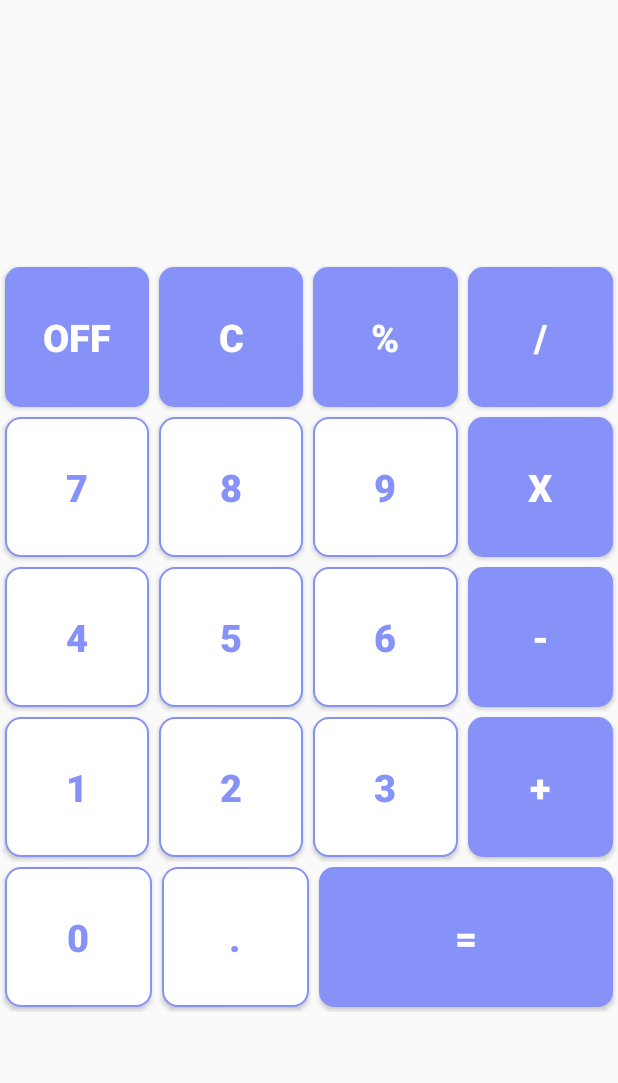
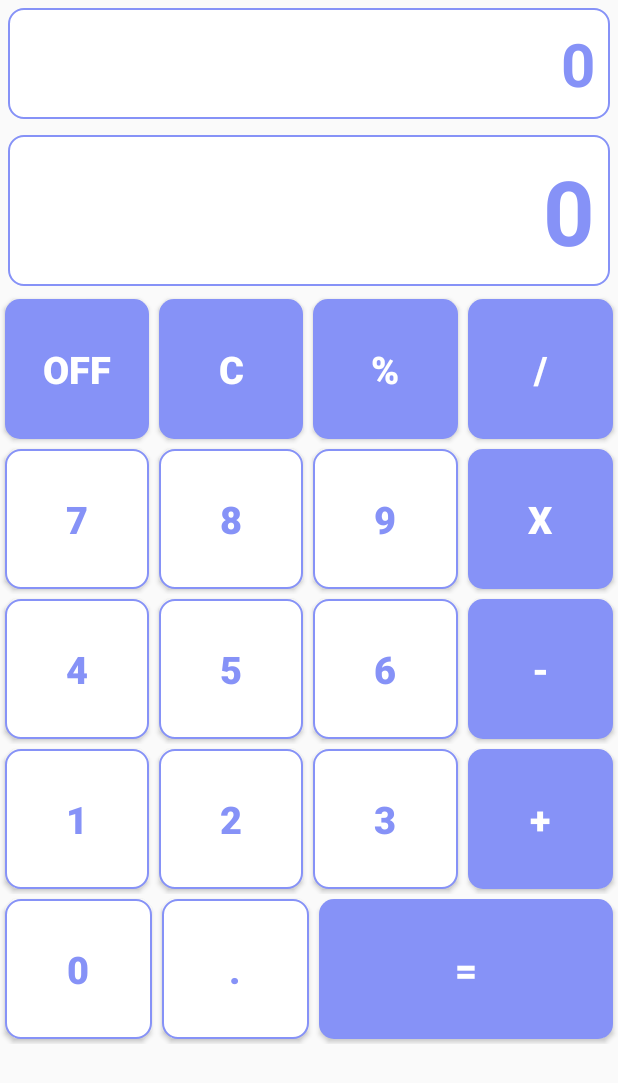
Before and after one commit to ngocLHAnlab/learningapp.github.io, an Android app: the CalculatorActivity screen opened directly, with no data from a screen before it, on a phone screen of 412 x 824 dp. Shown: the top 1083 px of the screen. Run offline under Robolectric (Android 15) with nearby library versions, the phone set to English and light mode, and no system bars; our stand-ins replace data binding.

Commit message:
calculator

```diff
--- a/LearningApp/app/build.gradle
+++ b/LearningApp/app/build.gradle
@@ -42,4 +42,6 @@ dependencies {
     testImplementation 'junit:junit:4.13.2'
     androidTestImplementation 'androidx.test.ext:junit:1.1.5'
     androidTestImplementation 'androidx.test.espresso:espresso-core:3.5.1'
+//    implementation 'com.google.android.gms:play-services-location:21.1.0'
+//    implementation 'com.google.android.gms:play-services-maps:18.2.0'
 }
--- /dev/null
+++ b/LearningApp/app/src/main/java/com/example/learningapp/calculator/model/Calculator.kt
@@ -0,0 +1,3 @@
+package com.example.learningapp.calculator.model
+
+data class Calculator(var num1:Int, var num2:Int, var sum:Int)
--- a/LearningApp/app/src/main/java/com/example/learningapp/calculator/CalculatorActivity.kt
+++ b/LearningApp/app/src/main/java/com/example/learningapp/calculator/view/CalculatorActivity.kt
@@ -1,4 +1,4 @@
-package com.example.learningapp.calculator
+package com.example.learningapp.calculator.view
 
 import android.os.Bundle
 import androidx.appcompat.app.AppCompatActivity
@@ -9,9 +9,17 @@ import com.example.learningapp.databinding.ActivityCalculatorBinding
 
 class CalculatorActivity : AppCompatActivity() {
     lateinit var binding: ActivityCalculatorBinding
+    lateinit var viewModel:CalculatorViewModel
     override fun onCreate(savedInstanceState: Bundle?) {
         super.onCreate(savedInstanceState)
         binding = DataBindingUtil.setContentView(this, R.layout.activity_calculator)
-        binding.viewModel = CalculatorViewModel()
+        viewModel = CalculatorViewModel()
+        binding.viewModel = viewModel
+        viewModel.input.observe(this){
+            binding.txtInput.setText(it)
+        }
+        viewModel.output.observe(this){
+            binding.txtOutput.setText(it)
+        }
     }
 }
--- a/LearningApp/app/src/main/java/com/example/learningapp/home/model/ButtonTypeObject.kt
+++ b/LearningApp/app/src/main/java/com/example/learningapp/home/model/ButtonTypeObject.kt
@@ -7,6 +7,8 @@ enum class TypeButton{
     login,
     recy,
     calculator,
+    calculator_v2,
+    news,
     datePicker,
     splass,
     notification
--- a/LearningApp/app/src/main/java/com/example/learningapp/home/view/MainActivity.kt
+++ b/LearningApp/app/src/main/java/com/example/learningapp/home/view/MainActivity.kt
@@ -9,7 +9,8 @@ import androidx.recyclerview.widget.GridLayoutManager
 import androidx.recyclerview.widget.RecyclerView
 import com.example.learningapp.Common.Common
 import com.example.learningapp.R
-import com.example.learningapp.calculator.CalculatorActivity
+import com.example.learningapp.calculator.view.CalculatorActivity
+import com.example.learningapp.calculator.view.CalculatorV2Activity
 import com.example.learningapp.databinding.ActivityMainBinding
 import com.example.learningapp.design.DesignActivity
 import com.example.learningapp.home.model.ButtonTypeAdapter
@@ -17,6 +18,7 @@ import com.example.learningapp.home.model.ButtonTypeInterface
 import com.example.learningapp.home.model.TypeButton
 import com.example.learningapp.home.viewmodel.MainViewModel
 import com.example.learningapp.login.LoginActivity
+import com.example.learningapp.news.view.NewsActivity
 import com.example.learningapp.recyclerview.view.RecyclerViewActivity
 
 class MainActivity : AppCompatActivity() {
@@ -34,10 +36,12 @@ class MainActivity : AppCompatActivity() {
             val adapter = ButtonTypeAdapter(baseContext, it, object : ButtonTypeInterface {
                 override fun click(typeButton: TypeButton) {
                     when (typeButton){
+                        TypeButton.news -> startActivity(Intent(baseContext, NewsActivity::class.java))
                         TypeButton.design -> startActivity(Intent(baseContext, DesignActivity::class.java))
                         TypeButton.login -> startActivity(Intent(baseContext, LoginActivity::class.java))
                         TypeButton.recy -> startActivity(Intent(baseContext, RecyclerViewActivity::class.java))
                         TypeButton.calculator -> startActivity(Intent(baseContext, CalculatorActivity::class.java))
+                        TypeButton.calculator_v2 -> startActivity(Intent(baseContext, CalculatorV2Activity::class.java))
                         TypeButton.datePicker -> Log.d(Common.TAG, "datePicker")
                         TypeButton.notification -> Log.d(Common.TAG, "notification")
                         TypeButton.splass -> Log.d(Common.TAG, "splass")
--- a/LearningApp/app/src/main/java/com/example/learningapp/home/viewmodel/MainViewModel.kt
+++ b/LearningApp/app/src/main/java/com/example/learningapp/home/viewmodel/MainViewModel.kt
@@ -7,16 +7,19 @@ import com.example.learningapp.home.model.TypeButton
 import kotlinx.coroutines.CoroutineScope
 import kotlinx.coroutines.Dispatchers
 import kotlinx.coroutines.launch
+import java.util.*
 
 class MainViewModel : ViewModel() {
     var buttonTypeObjects = MutableLiveData<List<ButtonTypeObject>>()
     init {
         CoroutineScope(Dispatchers.Main).launch {
             val productList = ArrayList<ButtonTypeObject>()
+            productList.add(ButtonTypeObject("News", TypeButton.news))
             productList.add(ButtonTypeObject("Design", TypeButton.design))
             productList.add(ButtonTypeObject("Login", TypeButton.login))
             productList.add(ButtonTypeObject("RecyclerView", TypeButton.recy))
             productList.add(ButtonTypeObject("Calculator", TypeButton.calculator))
+            productList.add(ButtonTypeObject("Calculator_V2", TypeButton.calculator_v2))
             productList.add(ButtonTypeObject("DatePicker", TypeButton.datePicker))
             productList.add(ButtonTypeObject("splass", TypeButton.splass))
             productList.add(ButtonTypeObject("notification", TypeButton.notification))
--- /dev/null
+++ b/LearningApp/app/src/main/res/drawable/baseline_headlines_24.xml
@@ -0,0 +1,5 @@
+<vector android:height="24dp" android:tint="#000000"
+    android:viewportHeight="24" android:viewportWidth="24"
+    android:width="24dp" xmlns:android="http://schemas.android.com/apk/res/android">
+    <path android:fillColor="@android:color/white" android:pathData="M11.99,2C6.47,2 2,6.48 2,12s4.47,10 9.99,10C17.52,22 22,17.52 22,12S17.52,2 11.99,2zM18.92,8h-2.95c-0.32,-1.25 -0.78,-2.45 -1.38,-3.56 1.84,0.63 3.37,1.91 4.33,3.56zM12,4.04c0.83,1.2 1.48,2.53 1.91,3.96h-3.82c0.43,-1.43 1.08,-2.76 1.91,-3.96zM4.26,14C4.1,13.36 4,12.69 4,12s0.1,-1.36 0.26,-2h3.38c-0.08,0.66 -0.14,1.32 -0.14,2 0,0.68 0.06,1.34 0.14,2L4.26,14zM5.08,16h2.95c0.32,1.25 0.78,2.45 1.38,3.56 -1.84,-0.63 -3.37,-1.9 -4.33,-3.56zM8.03,8L5.08,8c0.96,-1.66 2.49,-2.93 4.33,-3.56C8.81,5.55 8.35,6.75 8.03,8zM12,19.96c-0.83,-1.2 -1.48,-2.53 -1.91,-3.96h3.82c-0.43,1.43 -1.08,2.76 -1.91,3.96zM14.34,14L9.66,14c-0.09,-0.66 -0.16,-1.32 -0.16,-2 0,-0.68 0.07,-1.35 0.16,-2h4.68c0.09,0.65 0.16,1.32 0.16,2 0,0.68 -0.07,1.34 -0.16,2zM14.59,19.56c0.6,-1.11 1.06,-2.31 1.38,-3.56h2.95c-0.96,1.65 -2.49,2.93 -4.33,3.56zM16.36,14c0.08,-0.66 0.14,-1.32 0.14,-2 0,-0.68 -0.06,-1.34 -0.14,-2h3.38c0.16,0.64 0.26,1.31 0.26,2s-0.1,1.36 -0.26,2h-3.38z"/>
+</vector>
--- /dev/null
+++ b/LearningApp/app/src/main/res/drawable/ic_baseline_favorite_24.xml
@@ -0,0 +1,5 @@
+<vector android:height="24dp" android:tint="#000000"
+    android:viewportHeight="24" android:viewportWidth="24"
+    android:width="24dp" xmlns:android="http://schemas.android.com/apk/res/android">
+    <path android:fillColor="@android:color/white" android:pathData="M12,21.35l-1.45,-1.32C5.4,15.36 2,12.28 2,8.5 2,5.42 4.42,3 7.5,3c1.74,0 3.41,0.81 4.5,2.09C13.09,3.81 14.76,3 16.5,3 19.58,3 22,5.42 22,8.5c0,3.78 -3.4,6.86 -8.55,11.54L12,21.35z"/>
+</vector>
--- a/LearningApp/app/src/main/res/layout/activity_calculator.xml
+++ b/LearningApp/app/src/main/res/layout/activity_calculator.xml
@@ -10,7 +10,7 @@
         android:layout_width="match_parent"
         android:orientation="vertical"
         android:layout_height="match_parent"
-        tools:context=".calculator.CalculatorActivity">
+        tools:context=".calculator.view.CalculatorActivity">
         <TextView
             android:text="@{viewModel.input}"
             android:layout_width="match_parent"
@@ -18,11 +18,15 @@
             android:id="@+id/txt_input"
             android:textStyle="bold"
             android:textSize="40sp"
+            android:layout_margin="5dp"
             android:padding="10dp"
             android:gravity="end"
+            android:background="@drawable/background_caculator_border"
             android:textColor="@color/lavender"/>
         <TextView
             android:text="@{viewModel.output}"
+            android:layout_margin="5dp"
+            android:background="@drawable/background_caculator_border"
             android:layout_width="match_parent"
             android:layout_height="wrap_content"
             android:id="@+id/txt_output"
@@ -50,7 +54,8 @@
                     android:textSize="25sp"
                     android:textColor="@color/white"
                     android:textStyle="bold"
-                    android:id="@+id/btn_off"/>
+                    android:id="@+id/btn_off"
+                    android:onClick="@{()->viewModel.offButtonClick()}"/>
                 <Button
                     android:layout_width="0dp"
                     android:layout_height="match_parent"
@@ -61,7 +66,8 @@
                     android:textSize="25sp"
                     android:textColor="@color/white"
                     android:textStyle="bold"
-                    android:id="@+id/btn_clear"/>
+                    android:id="@+id/btn_clear"
+                    android:onClick="@{()->viewModel.clearButtonClick()}"/>
                 <Button
                     android:layout_width="0dp"
                     android:layout_height="match_parent"
@@ -72,7 +78,8 @@
                     android:textSize="25sp"
                     android:textColor="@color/white"
                     android:textStyle="bold"
-                    android:id="@+id/btn_percent"/>
+                    android:id="@+id/btn_percent"
+                    android:onClick="@{()->viewModel.buttonPERCENTClick()}"/>
                 <Button
                     android:layout_width="0dp"
                     android:layout_height="match_parent"
@@ -83,7 +90,8 @@
                     android:textSize="25sp"
                     android:textColor="@color/white"
                     android:textStyle="bold"
-                    android:id="@+id/btn_divide"/>
+                    android:id="@+id/btn_divide"
+                    android:onClick="@{()->viewModel.buttonDIVISIONClick()}"/>
             </LinearLayout>
             <LinearLayout
                 android:layout_width="match_parent"
@@ -136,7 +144,8 @@
                     android:textSize="25sp"
                     android:textColor="@color/white"
                     android:textStyle="bold"
-                    android:id="@+id/btn_multiply"/>
+                    android:id="@+id/btn_multiply"
+                    android:onClick="@{()->viewModel.buttonMULTIPLYClick()}"/>
             </LinearLayout>
             <LinearLayout
                 android:layout_width="match_parent"
@@ -187,6 +196,7 @@
                     android:layout_margin="3dp"
                     android:text="-"
                     android:textSize="25sp"
+                    android:onClick="@{()->viewModel.buttonSUBTRACTClick()}"
                     android:textColor="@color/white"
                     android:textStyle="bold"
                     android:id="@+id/btn_subtract"/>
@@ -272,7 +282,8 @@
                     android:textSize="25sp"
                     android:textColor="@color/lavender"
                     android:textStyle="bold"
-                    android:id="@+id/btn_point"/>
+                    android:id="@+id/btn_point"
+                    android:onClick="@{()->viewModel.dotButtonClick()}"/>
                 <Button
                     android:layout_width="0dp"
                     android:layout_height="match_parent"
@@ -283,7 +294,8 @@
                     android:textSize="25sp"
                     android:textColor="@color/white"
                     android:textStyle="bold"
-                    android:id="@+id/btn_equal"/>
+                    android:id="@+id/btn_equal"
+                    android:onClick="@{()->viewModel.equalButtonClick()}"/>
             </LinearLayout>
         </LinearLayout>
     </LinearLayout>
--- a/LearningApp/app/src/main/res/values/colors.xml
+++ b/LearningApp/app/src/main/res/values/colors.xml
@@ -8,4 +8,6 @@
     <color name="black">#FF000000</color>
     <color name="white">#FFFFFFFF</color>
     <color name="lavender">#8692f7</color>
+    <color name="purple">#593c8f</color>
+    <color name="yellow">#ffc000</color>
 </resources>
--- a/LearningApp/app/src/main/res/values/themes.xml
+++ b/LearningApp/app/src/main/res/values/themes.xml
@@ -2,15 +2,15 @@
     <!-- Base application theme. -->
     <style name="Theme.LearningApp" parent="Theme.AppCompat.Light.NoActionBar">
         <!-- Primary brand color. -->
-        <item name="colorPrimary">@color/purple_500</item>
-        <item name="colorPrimaryVariant">@color/lavender</item>
+        <item name="colorPrimary">@color/purple</item>
+        <item name="colorPrimaryVariant">@color/purple</item>
         <item name="colorOnPrimary">@color/white</item>
         <!-- Secondary brand color. -->
         <item name="colorSecondary">@color/teal_200</item>
         <item name="colorSecondaryVariant">@color/teal_700</item>
         <item name="colorOnSecondary">@color/black</item>
         <!-- Status bar color. -->
-        <item name="android:statusBarColor">?attr/colorPrimaryVariant</item>
+        <item name="android:statusBarColor">@color/purple</item>
         <!-- Customize your theme here. -->
     </style>
 </resources>
```
Also changed, not shown: LearningApp/app/src/main/AndroidManifest.xml (+15 -1 lines), LearningApp/app/src/main/java/com/example/learningapp/calculator/view/CalculatorV2Activity.kt (added, +27 -0 lines), LearningApp/app/src/main/java/com/example/learningapp/calculator/viewModel/CaculatorV2ViewModel.kt (added, +11 -0 lines), LearningApp/app/src/main/java/com/example/learningapp/calculator/viewModel/CalculatorViewModel.kt (+89 -16 lines), LearningApp/app/src/main/java/com/example/learningapp/news/view/NewsActivity.kt (added, +12 -0 lines), LearningApp/app/src/main/res/layout/activity_calculator_v2.xml (added, +66 -0 lines), LearningApp/app/src/main/res/layout/activity_news.xml (added, +9 -0 lines).
